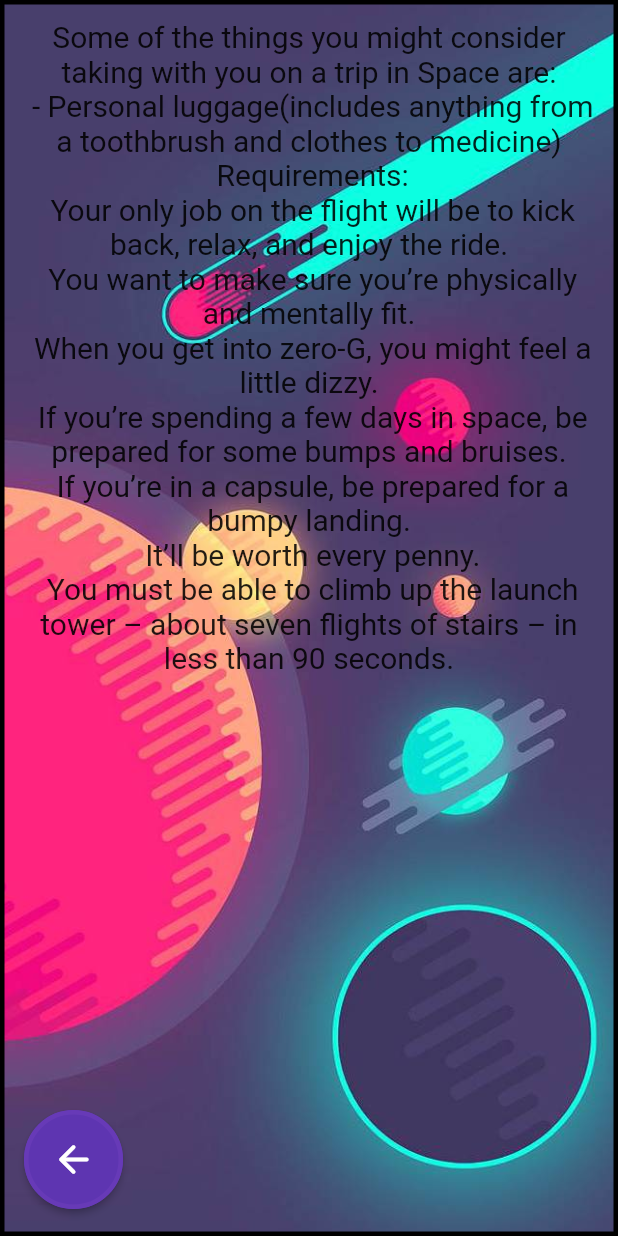
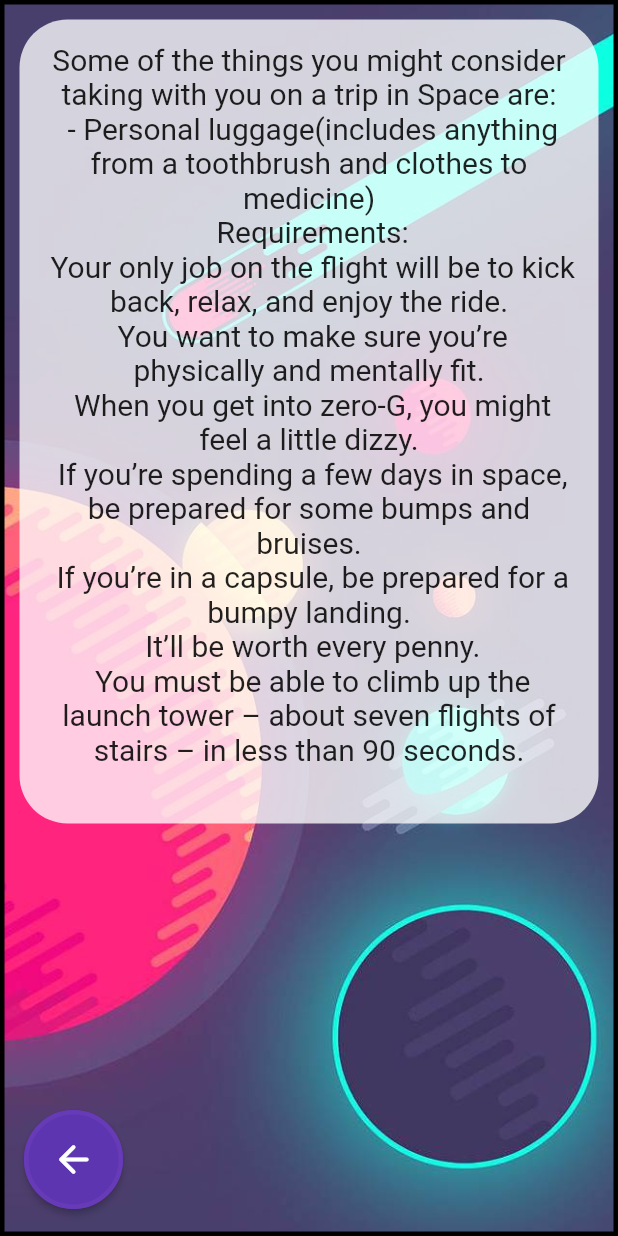
Before and after one commit to Georgi1914/Olympus-Glory, a Flutter app: the InfoPage screen opened by its route, on a phone screen of 412 x 824 dp. Run offline on Flutter 3.47's test engine with Material 2 defaults, Android fonts, the light colour scheme and no system bars; our stand-ins replace cloud_firestore, file_picker, firebase_auth, firebase_core, firebase_storage, flutter_spinkit and 2 more; accounts and stored records are empty.

Commit message:
little changes to infopage ui

```diff
--- a/rocket_booker/lib/info_page.dart
+++ b/rocket_booker/lib/info_page.dart
@@ -7,30 +7,39 @@ class InfoPage extends StatelessWidget {
   Widget build(BuildContext context) {
     return Scaffold(
       body: Container(
-        width: double.infinity,
-        height: double.infinity,
         decoration: BoxDecoration(
           color: Colors.white70,
           border: Border.all(color: Colors.black, width: 3),
-          image: DecorationImage(
+          image: const DecorationImage(
               image: AssetImage("assets/Space.jpg"),
               fit: BoxFit.cover,
           ),
         ),
         child: SafeArea(
           child: Container(
-            padding: EdgeInsets.fromLTRB(10.0, 10.0, 10.0, 0.0),
+            padding: const EdgeInsets.fromLTRB(10.0, 10.0, 10.0, 0.0),
             child: Column(
               children: [
-                Text(
-                  'Some of the things you might consider taking with you on a trip in Space are:\n - Personal luggage(includes anything from a toothbrush and clothes to medicine)\n Requirements:\n Your only job on the flight will be to kick back, relax, and enjoy the ride. \n You want to make sure you’re physically and mentally fit. \n When you get into zero-G, you might feel a little dizzy. \n If you’re spending a few days in space, be prepared for some bumps and bruises. \n If you’re in a capsule, be prepared for a bumpy landing.\n It’ll be worth every penny. \n You must be able to climb up the launch tower – about seven flights of stairs – in less than 90 seconds.\n ',
-                  textAlign: TextAlign.center,
-                  // overflow: TextOverflow.ellipsis,
-                  style: TextStyle(
-                    fontSize: 20.0,
+                Container(
+                  decoration: ShapeDecoration(
+                    color: Colors.white.withAlpha(2500),
+                    shape: RoundedRectangleBorder (
+                      borderRadius: BorderRadius.circular(32.0),
+                    )
+                  ),
+                  child: const Padding(
+                    padding:  EdgeInsets.all(15.0),
+                    child: Text(
+                      'Some of the things you might consider taking with you on a trip in Space are:\n - Personal luggage(includes anything from a toothbrush and clothes to medicine)\n Requirements:\n Your only job on the flight will be to kick back, relax, and enjoy the ride. \n You want to make sure you’re physically and mentally fit. \n When you get into zero-G, you might feel a little dizzy. \n If you’re spending a few days in space, be prepared for some bumps and bruises. \n If you’re in a capsule, be prepared for a bumpy landing.\n It’ll be worth every penny. \n You must be able to climb up the launch tower – about seven flights of stairs – in less than 90 seconds.\n ',
+                      textAlign: TextAlign.center,
+                      // overflow: TextOverflow.ellipsis,
+                      style: TextStyle(
+                        fontSize: 20.0,
+                      ),
+                    ),
                   ),
                 ),
-                Spacer(),
+                const Spacer(),
                 Align(
                   alignment: Alignment.bottomLeft,
                   child:Padding(
@@ -38,7 +47,7 @@ class InfoPage extends StatelessWidget {
                     child: ElevatedButton(
                       style: ElevatedButton.styleFrom(
                           primary: Colors.deepPurple[600],
-                          side: BorderSide(width: 3, color: Colors.deepPurple),
+                          side: const BorderSide(width: 3, color: Colors.deepPurple),
                           shape: const CircleBorder(),
                           padding: const EdgeInsets.all(18)),
                       child: const Icon(
```
